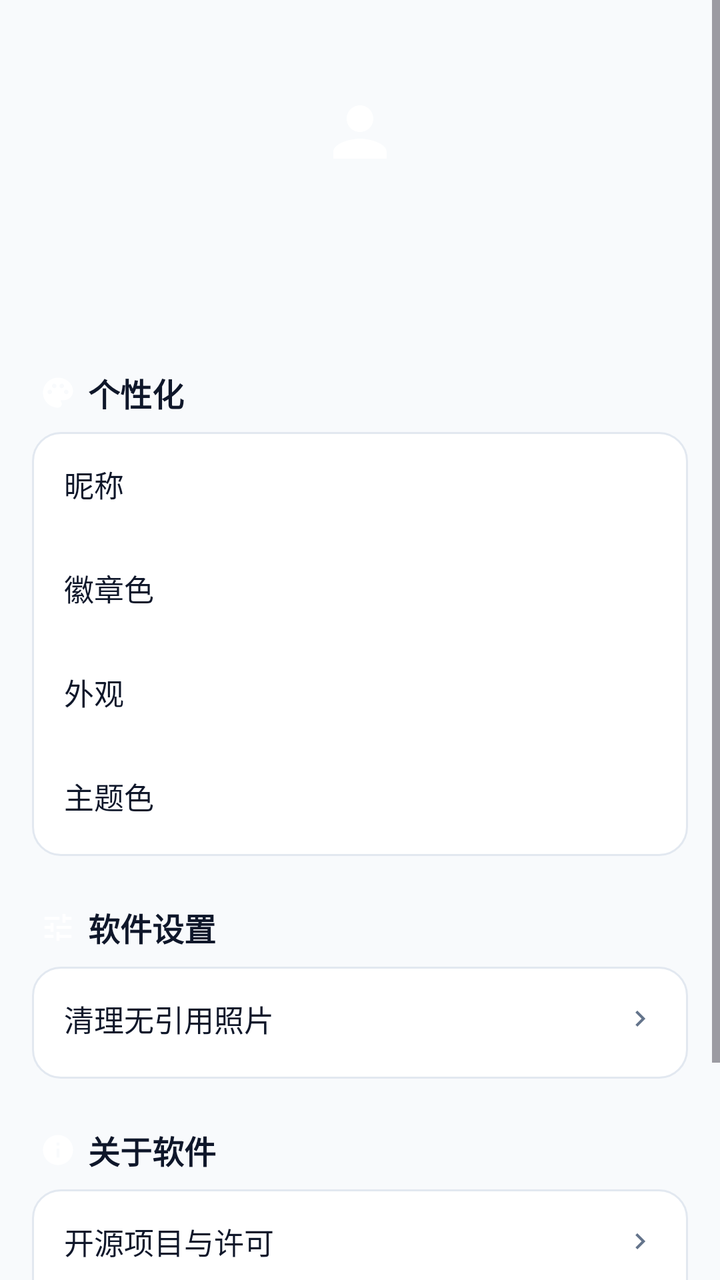
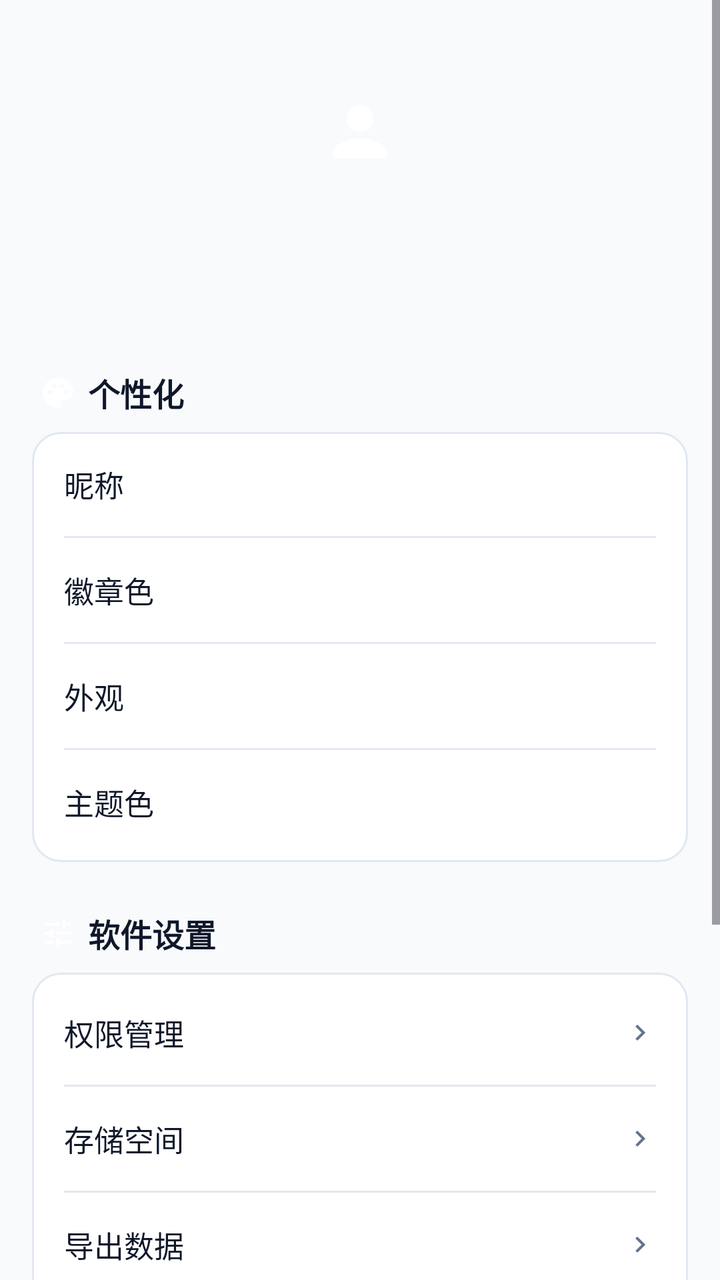

An Android layout rendered at two revisions. The XML below is the earlier revision; the diff shows what the commit changed to produce the second picture.
<!-- AndroidManifest.xml: application theme Theme.CityFootprint -->
<!-- res/layout/fragment_mine.xml -->
<?xml version="1.0" encoding="utf-8"?>
<ScrollView xmlns:android="http://schemas.android.com/apk/res/android"
    xmlns:app="http://schemas.android.com/apk/res-auto"
    android:layout_width="match_parent"
    android:layout_height="match_parent"
    android:background="@color/bg"
    android:fillViewport="true">

    <LinearLayout
        android:layout_width="match_parent"
        android:layout_height="wrap_content"
        android:orientation="vertical"
        android:padding="16dp">

        
        <LinearLayout
            android:layout_width="match_parent"
            android:layout_height="wrap_content"
            android:layout_marginTop="12dp"
            android:gravity="center_horizontal"
            android:orientation="vertical">

            <ImageView
                android:id="@+id/iconAvatar"
                android:layout_width="76dp"
                android:layout_height="76dp"
                android:background="@drawable/bg_avatar"
                android:contentDescription="@null"
                android:padding="18dp"
                android:src="@drawable/ic_person"
                app:tint="@color/on_accent" />

            <TextView
                android:id="@+id/textUuid"
                android:layout_width="wrap_content"
                android:layout_height="wrap_content"
                android:layout_marginTop="12dp"
                android:textColor="@color/text_tertiary"
                android:textSize="12sp" />

            <TextView
                android:id="@+id/textNickname"
                android:layout_width="wrap_content"
                android:layout_height="wrap_content"
                android:layout_marginTop="4dp"
                android:textColor="@color/fg"
                android:textSize="18sp"
                android:textStyle="bold" />
        </LinearLayout>

        
        <LinearLayout
            android:layout_width="match_parent"
            android:layout_height="wrap_content"
            android:layout_marginTop="24dp"
            android:gravity="center_vertical"
            android:orientation="horizontal"
            android:paddingStart="4dp"
            android:paddingBottom="8dp">

            <ImageView
                android:layout_width="18dp"
                android:layout_height="18dp"
                android:contentDescription="@null"
                android:src="@drawable/ic_palette"
                app:tint="?attr/colorPrimary" />

            <TextView
                android:layout_width="wrap_content"
                android:layout_height="wrap_content"
                android:layout_marginStart="6dp"
                android:text="@string/mine_group_personal"
                android:textColor="@color/fg"
                android:textSize="16sp"
                android:textStyle="bold" />
        </LinearLayout>

        <LinearLayout
            android:layout_width="match_parent"
            android:layout_height="wrap_content"
            android:background="@drawable/bg_card"
            android:orientation="vertical"
            android:paddingBottom="4dp">

            <LinearLayout
                android:id="@+id/rowName"
                android:layout_width="match_parent"
                android:layout_height="52dp"
                android:background="?attr/selectableItemBackground"
                android:gravity="center_vertical"
                android:orientation="horizontal"
                android:paddingStart="16dp"
                android:paddingEnd="16dp">

                <TextView
                    android:layout_width="0dp"
                    android:layout_height="wrap_content"
                    android:layout_weight="1"
                    android:text="@string/mine_name"
                    android:textColor="@color/fg"
                    android:textSize="15sp" />

                <TextView
                    android:id="@+id/textNameValue"
                    android:layout_width="wrap_content"
                    android:layout_height="wrap_content"
                    android:textColor="@color/text_secondary"
                    android:textSize="13sp" />
            </LinearLayout>

            <LinearLayout
                android:id="@+id/rowBadge"
                android:layout_width="match_parent"
                android:layout_height="52dp"
                android:background="?attr/selectableItemBackground"
                android:gravity="center_vertical"
                android:orientation="horizontal"
                android:paddingStart="16dp"
                android:paddingEnd="16dp">

                <TextView
                    android:layout_width="0dp"
                    android:layout_height="wrap_content"
                    android:layout_weight="1"
                    android:text="@string/mine_badge_color"
                    android:textColor="@color/fg"
                    android:textSize="15sp" />

                <View
                    android:id="@+id/colorDot"
                    android:layout_width="20dp"
                    android:layout_height="20dp"
                    android:background="@drawable/bg_avatar" />
            </LinearLayout>

            <LinearLayout
                android:id="@+id/rowAppearance"
                android:layout_width="match_parent"
                android:layout_height="52dp"
                android:background="?attr/selectableItemBackground"
                android:gravity="center_vertical"
                android:orientation="horizontal"
                android:paddingStart="16dp"
                android:paddingEnd="16dp">

                <TextView
                    android:layout_width="0dp"
                    android:layout_height="wrap_content"
                    android:layout_weight="1"
                    android:text="@string/mine_appearance"
                    android:textColor="@color/fg"
                    android:textSize="15sp" />

                <TextView
                    android:id="@+id/textAppearance"
                    android:layout_width="wrap_content"
                    android:layout_height="wrap_content"
                    android:textColor="@color/text_secondary"
                    android:textSize="13sp" />
            </LinearLayout>

            <LinearLayout
                android:id="@+id/rowTheme"
                android:layout_width="match_parent"
                android:layout_height="52dp"
                android:background="?attr/selectableItemBackground"
                android:gravity="center_vertical"
                android:orientation="horizontal"
                android:paddingStart="16dp"
                android:paddingEnd="16dp">

                <TextView
                    android:layout_width="0dp"
                    android:layout_height="wrap_content"
                    android:layout_weight="1"
                    android:text="@string/mine_theme_color"
                    android:textColor="@color/fg"
                    android:textSize="15sp" />

                <View
                    android:id="@+id/colorDotTheme"
                    android:layout_width="20dp"
                    android:layout_height="20dp"
                    android:background="@drawable/bg_avatar" />
            </LinearLayout>
        </LinearLayout>

        
        <LinearLayout
            android:layout_width="match_parent"
            android:layout_height="wrap_content"
            android:layout_marginTop="24dp"
            android:gravity="center_vertical"
            android:orientation="horizontal"
            android:paddingStart="4dp"
            android:paddingBottom="8dp">

            <ImageView
                android:layout_width="18dp"
                android:layout_height="18dp"
                android:contentDescription="@null"
                android:src="@drawable/ic_tune"
                app:tint="?attr/colorPrimary" />

            <TextView
                android:layout_width="wrap_content"
                android:layout_height="wrap_content"
                android:layout_marginStart="6dp"
                android:text="@string/mine_group_software"
                android:textColor="@color/fg"
                android:textSize="16sp"
                android:textStyle="bold" />
        </LinearLayout>

        <LinearLayout
            android:layout_width="match_parent"
            android:layout_height="wrap_content"
            android:background="@drawable/bg_card"
            android:orientation="vertical"
            android:paddingBottom="4dp">



            <LinearLayout
                android:id="@+id/rowCleanupPhotos"
                android:layout_width="match_parent"
                android:layout_height="52dp"
                android:background="?attr/selectableItemBackground"
                android:gravity="center_vertical"
                android:orientation="horizontal"
                android:paddingStart="16dp"
                android:paddingEnd="16dp">

                <TextView
                    android:layout_width="0dp"
                    android:layout_height="wrap_content"
                    android:layout_weight="1"
                    android:text="@string/mine_cleanup_photos"
                    android:textColor="@color/fg"
                    android:textSize="15sp" />

                <ImageView
                    android:layout_width="16dp"
                    android:layout_height="16dp"
                    android:contentDescription="@null"
                    android:src="@drawable/ic_arrow_right"
                    app:tint="@color/text_tertiary" />
            </LinearLayout>
        </LinearLayout>

        
        <LinearLayout
            android:layout_width="match_parent"
            android:layout_height="wrap_content"
            android:layout_marginTop="24dp"
            android:gravity="center_vertical"
            android:orientation="horizontal"
            android:paddingStart="4dp"
            android:paddingBottom="8dp">

            <ImageView
                android:layout_width="18dp"
                android:layout_height="18dp"
                android:contentDescription="@null"
                android:src="@drawable/ic_info"
                app:tint="?attr/colorPrimary" />

            <TextView
                android:layout_width="wrap_content"
                android:layout_height="wrap_content"
                android:layout_marginStart="6dp"
                android:text="@string/mine_group_about"
                android:textColor="@color/fg"
                android:textSize="16sp"
                android:textStyle="bold" />
        </LinearLayout>

        <LinearLayout
            android:layout_width="match_parent"
            android:layout_height="wrap_content"
            android:background="@drawable/bg_card"
            android:orientation="vertical"
            android:paddingBottom="4dp">

            <LinearLayout
                android:id="@+id/rowOpenSource"
                android:layout_width="match_parent"
                android:layout_height="52dp"
                android:background="?attr/selectableItemBackground"
                android:gravity="center_vertical"
                android:orientation="horizontal"
                android:paddingStart="16dp"
                android:paddingEnd="16dp">

                <TextView
                    android:layout_width="0dp"
                    android:layout_height="wrap_content"
                    android:layout_weight="1"
                    android:text="@string/mine_open_source"
                    android:textColor="@color/fg"
                    android:textSize="15sp" />

                <ImageView
                    android:layout_width="16dp"
                    android:layout_height="16dp"
                    android:contentDescription="@null"
                    android:src="@drawable/ic_arrow_right"
                    app:tint="@color/text_tertiary" />
            </LinearLayout>

            <LinearLayout
                android:id="@+id/rowCheckUpdate"
                android:layout_width="match_parent"
                android:layout_height="52dp"
                android:background="?attr/selectableItemBackground"
                android:gravity="center_vertical"
                android:orientation="horizontal"
                android:paddingStart="16dp"
                android:paddingEnd="16dp">

                <TextView
                    android:layout_width="0dp"
                    android:layout_height="wrap_content"
                    android:layout_weight="1"
                    android:text="@string/mine_check_update"
                    android:textColor="@color/fg"
                    android:textSize="15sp" />

                <ImageView
                    android:layout_width="16dp"
                    android:layout_height="16dp"
                    android:contentDescription="@null"
                    android:src="@drawable/ic_arrow_right"
                    app:tint="@color/text_tertiary" />
            </LinearLayout>

            <LinearLayout
                android:layout_width="match_parent"
                android:layout_height="52dp"
                android:gravity="center_vertical"
                android:orientation="horizontal"
                android:paddingStart="16dp"
                android:paddingEnd="16dp">

                <TextView
                    android:layout_width="0dp"
                    android:layout_height="wrap_content"
                    android:layout_weight="1"
                    android:text="@string/mine_version"
                    android:textColor="@color/fg"
                    android:textSize="15sp" />

                <TextView
                    android:id="@+id/textVersion"
                    android:layout_width="wrap_content"
                    android:layout_height="wrap_content"
                    android:textColor="@color/text_secondary"
                    android:textSize="13sp" />
            </LinearLayout>
        </LinearLayout>
    </LinearLayout>
</ScrollView>
<!-- resources referenced by this layout -->
<resources>
  <color name="bg">#F8FAFC</color>
  <color name="fg">#0F172A</color>
  <color name="on_accent">#FFFFFF</color>
  <color name="text_secondary">#64748B</color>
  <color name="text_tertiary">#64748B</color>
  <!-- drawable bg_avatar (drawable) -->
  <?xml version="1.0" encoding="utf-8"?>
  <shape xmlns:android="http://schemas.android.com/apk/res/android"
      android:shape="oval">
      <solid android:color="?attr/colorPrimary" />
  </shape>
  <!-- drawable bg_card (drawable) -->
  <?xml version="1.0" encoding="utf-8"?>
  <shape xmlns:android="http://schemas.android.com/apk/res/android"
      android:shape="rectangle">
      <corners android:radius="14dp" />
      <solid android:color="@color/card" />
      <stroke
          android:width="1dp"
          android:color="@color/border" />
  </shape>
  <!-- drawable ic_arrow_right (drawable) -->
  <?xml version="1.0" encoding="utf-8"?>
  <vector xmlns:android="http://schemas.android.com/apk/res/android"
      android:width="24dp"
      android:height="24dp"
      android:viewportWidth="24"
      android:viewportHeight="24"
      android:tint="?attr/colorControlNormal">
      <path
          android:fillColor="@android:color/white"
          android:pathData="M10 6L8.59 7.41 13.17 12l-4.58 4.59L10 18l6-6z" />
  </vector>
  <string name="mine_appearance">外观</string>
  <string name="mine_badge_color">徽章色</string>
  <string name="mine_check_update">检查更新</string>
  <string name="mine_cleanup_photos">清理无引用照片</string>
  <string name="mine_group_about">关于软件</string>
  <string name="mine_group_personal">个性化</string>
  <string name="mine_group_software">软件设置</string>
  <string name="mine_name">昵称</string>
  <string name="mine_open_source">开源项目与许可</string>
  <string name="mine_theme_color">主题色</string>
  <string name="mine_version">版本</string>
  <color name="card">#FFFFFF</color>
  <color name="border">#E2E8F0</color>
  <color name="accent">#2563EB</color>
  <color name="accent_light">#EFF6FF</color>
  <color name="accent_soft_fg">#1D4ED8</color>
  <color name="muted_fg">#64748B</color>
  <color name="muted">#E2E8F0</color>
  <color name="destructive">#DC2626</color>
  <color name="window_bg_light">#FFFFFF</color>
  <style name="Widget.App.CardView" parent="Widget.Material3.CardView.Outlined">
          <item name="cardCornerRadius">14dp</item>
          <item name="cardElevation">0dp</item>
          <item name="cardBackgroundColor">@color/card</item>
          <item name="strokeColor">@color/border</item>
          <item name="strokeWidth">1dp</item>
      </style>
  <style name="Widget.App.Button" parent="Widget.Material3.Button">
          <item name="cornerRadius">999dp</item>
      </style>
  <style name="Widget.App.PopupMenu" parent="Widget.Material3.PopupMenu">
          <item name="android:popupBackground">@drawable/bg_popup_menu</item>
          
          <item name="dropdownListPreferredItemHeight">52dp</item>
          <item name="android:textAppearanceLargePopupMenu">@style/TextAppearance.App.PopupMenuItem</item>
      </style>
  <!-- drawable bg_popup_menu (drawable) -->
  <?xml version="1.0" encoding="utf-8"?>
  <inset xmlns:android="http://schemas.android.com/apk/res/android"
      android:inset="8dp">
      <shape android:shape="rectangle">
          <corners android:radius="14dp" />
          <solid android:color="@color/card" />
          <stroke
              android:width="1dp"
              android:color="@color/border" />
      </shape>
  </inset>
  <style name="TextAppearance.App.PopupMenuItem" parent="TextAppearance.Material3.BodyLarge">
          <item name="android:textColor">@color/fg</item>
          <item name="android:textSize">15sp</item>
      </style>
  <!-- unchanged entries left out for length: 5 -->
</resources>

<!-- the commit's change to res/layout/fragment_mine.xml (unified diff, before → after) -->
@@ -108,6 +108,13 @@
                     android:textSize="13sp" />
             </LinearLayout>
 
+            <View
+                android:layout_width="match_parent"
+                android:layout_height="1dp"
+                android:layout_marginStart="16dp"
+                android:layout_marginEnd="16dp"
+                android:background="@color/border" />
+
             <LinearLayout
                 android:id="@+id/rowBadge"
                 android:layout_width="match_parent"
@@ -133,6 +140,13 @@
                     android:background="@drawable/bg_avatar" />
             </LinearLayout>
 
+            <View
+                android:layout_width="match_parent"
+                android:layout_height="1dp"
+                android:layout_marginStart="16dp"
+                android:layout_marginEnd="16dp"
+                android:background="@color/border" />
+
             <LinearLayout
                 android:id="@+id/rowAppearance"
                 android:layout_width="match_parent"
@@ -158,6 +172,13 @@
                     android:textColor="@color/text_secondary"
                     android:textSize="13sp" />
             </LinearLayout>
+
+            <View
+                android:layout_width="match_parent"
+                android:layout_height="1dp"
+                android:layout_marginStart="16dp"
+                android:layout_marginEnd="16dp"
+                android:background="@color/border" />
 
             <LinearLayout
                 android:id="@+id/rowTheme"
@@ -217,25 +238,89 @@
             android:layout_height="wrap_content"
             android:background="@drawable/bg_card"
             android:orientation="vertical"
+            android:paddingTop="4dp"
             android:paddingBottom="4dp">
 
-
-
-            <LinearLayout
-                android:id="@+id/rowCleanupPhotos"
-                android:layout_width="match_parent"
-                android:layout_height="52dp"
-                android:background="?attr/selectableItemBackground"
-                android:gravity="center_vertical"
-                android:orientation="horizontal"
-                android:paddingStart="16dp"
-                android:paddingEnd="16dp">
-
-                <TextView
-                    android:layout_width="0dp"
-                    android:layout_height="wrap_content"
-                    android:layout_weight="1"
-                    android:text="@string/mine_cleanup_photos"
+            <LinearLayout
+                android:id="@+id/rowPermissions"
+                android:layout_width="match_parent"
+                android:layout_height="52dp"
+                android:background="?attr/selectableItemBackground"
+                android:gravity="center_vertical"
+                android:orientation="horizontal"
+                android:paddingStart="16dp"
+                android:paddingEnd="16dp">
+
+                <TextView
+                    android:layout_width="0dp"
+                    android:layout_height="wrap_content"
+                    android:layout_weight="1"
+                    android:text="@string/mine_permissions"
+                    android:textColor="@color/fg"
+                    android:textSize="15sp" />
+
+                <ImageView
+                    android:layout_width="16dp"
+                    android:layout_height="16dp"
+                    android:contentDescription="@null"
+                    android:src="@drawable/ic_arrow_right"
+                    app:tint="@color/text_tertiary" />
+            </LinearLayout>
+
+            <View
+                android:layout_width="match_parent"
+                android:layout_height="1dp"
+                android:layout_marginStart="16dp"
+                android:layout_marginEnd="16dp"
+                android:background="@color/border" />
+
+            <LinearLayout
+                android:id="@+id/rowStorage"
+                android:layout_width="match_parent"
+                android:layout_height="52dp"
+                android:background="?attr/selectableItemBackground"
+                android:gravity="center_vertical"
+                android:orientation="horizontal"
+                android:paddingStart="16dp"
+                android:paddingEnd="16dp">
+
+                <TextView
+                    android:layout_width="0dp"
+                    android:layout_height="wrap_content"
+                    android:layout_weight="1"
+                    android:text="@string/mine_storage"
+                    android:textColor="@color/fg"
+                    android:textSize="15sp" />
+
+                <ImageView
+                    android:layout_width="16dp"
+                    android:layout_height="16dp"
+                    android:contentDescription="@null"
+                    android:src="@drawable/ic_arrow_right"
+                    app:tint="@color/text_tertiary" />
+            </LinearLayout>
+            <View
+                android:layout_width="match_parent"
+                android:layout_height="1dp"
+                android:layout_marginStart="16dp"
+                android:layout_marginEnd="16dp"
+                android:background="@color/border" />
+
+            <LinearLayout
+                android:id="@+id/rowExportData"
+                android:layout_width="match_parent"
+                android:layout_height="52dp"
+                android:background="?attr/selectableItemBackground"
+                android:gravity="center_vertical"
+                android:orientation="horizontal"
+                android:paddingStart="16dp"
+                android:paddingEnd="16dp">
+
+                <TextView
+                    android:layout_width="0dp"
+                    android:layout_height="wrap_content"
+                    android:layout_weight="1"
+                    android:text="@string/mine_export_data"
                     android:textColor="@color/fg"
                     android:textSize="15sp" />
 
@@ -308,6 +393,13 @@
                     app:tint="@color/text_tertiary" />
             </LinearLayout>
 
+            <View
+                android:layout_width="match_parent"
+                android:layout_height="1dp"
+                android:layout_marginStart="16dp"
+                android:layout_marginEnd="16dp"
+                android:background="@color/border" />
+
             <LinearLayout
                 android:id="@+id/rowCheckUpdate"
                 android:layout_width="match_parent"
@@ -334,6 +426,13 @@
                     app:tint="@color/text_tertiary" />
             </LinearLayout>
 
+            <View
+                android:layout_width="match_parent"
+                android:layout_height="1dp"
+                android:layout_marginStart="16dp"
+                android:layout_marginEnd="16dp"
+                android:background="@color/border" />
+
             <LinearLayout
                 android:layout_width="match_parent"
                 android:layout_height="52dp"
<!-- resource entries referenced after the edit -->
@@ -36,12 +36,14 @@
   <string name="mine_appearance">外观</string>
   <string name="mine_badge_color">徽章色</string>
   <string name="mine_check_update">检查更新</string>
-  <string name="mine_cleanup_photos">清理无引用照片</string>
+  <string name="mine_export_data">导出数据</string>
   <string name="mine_group_about">关于软件</string>
   <string name="mine_group_personal">个性化</string>
   <string name="mine_group_software">软件设置</string>
   <string name="mine_name">昵称</string>
   <string name="mine_open_source">开源项目与许可</string>
+  <string name="mine_permissions">权限管理</string>
+  <string name="mine_storage">存储空间</string>
   <string name="mine_theme_color">主题色</string>
   <string name="mine_version">版本</string>
   <color name="card">#FFFFFF</color>
